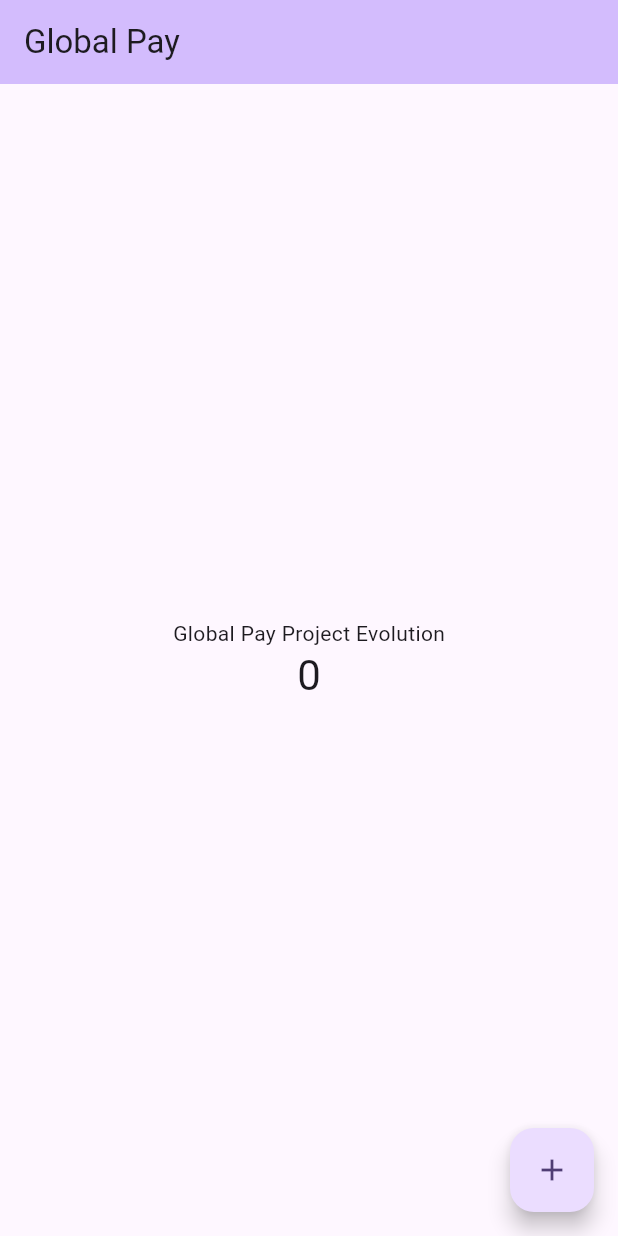
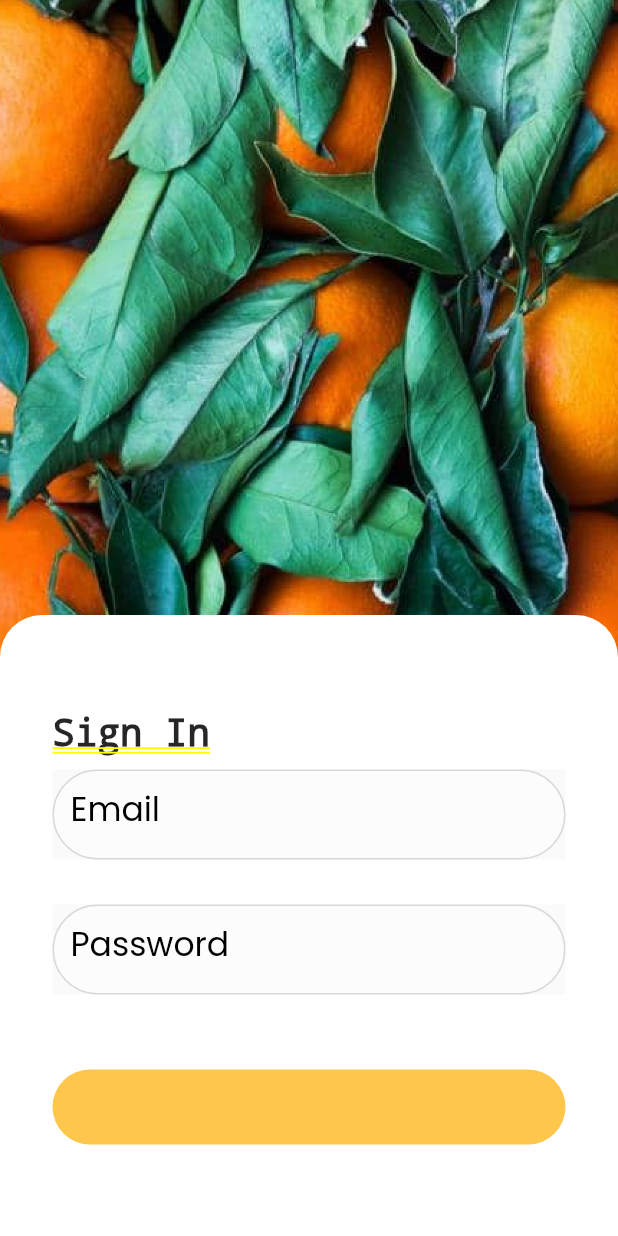
Before and after one commit to tizibienvenus/groceryapp, a Flutter app: the screen it shows after launch, on a phone screen of 412 x 824 dp. Run offline on Flutter 3.47's test engine with Material 2 defaults, Android fonts, the phone set to English and light mode, and no system bars; our stand-ins replace flutter_svg, google_fonts.

```diff
--- /dev/null
+++ b/lib/components/textfield.dart
@@ -0,0 +1,61 @@
+import 'package:flutter/material.dart';
+
+import '../constants.dart';
+
+
+// TextFiels zone de saisie de texte
+class SearchBox extends StatelessWidget {
+  const SearchBox({
+    Key? key,
+    //required this.onChanged,
+    required this.title,
+    this.controler,
+  }) : super(key: key);
+
+  //final ValueChanged onChanged;
+  final String title;
+  final TextEditingController? controler;
+
+  @override
+  Widget build(BuildContext context) {
+    return Material(
+      child: Container(
+        height: 60,
+        //margin: const EdgeInsets.all(kDefaultPadding),
+        //padding: const EdgeInsets.symmetric(
+          //horizontal: kDefaultPadding,
+         // vertical: kDefaultPadding / 4, // 5 top and bottom
+        //),
+        decoration: BoxDecoration(
+          color: Colors.white.withOpacity(0.4),
+          borderRadius: BorderRadius.circular(30),
+        ),
+        child: TextField(
+          //onChanged: onChanged,
+          style: TextStyle(
+              color: Colors.black.withOpacity(0.8),
+            fontSize: 22,
+            fontWeight: FontWeight.w400,
+          ),
+          decoration: InputDecoration(
+            enabledBorder:  OutlineInputBorder(
+              borderSide: const BorderSide(
+                color: Color(0xFFD9D9D9)
+              ),
+              borderRadius: BorderRadius.circular(30)
+
+            ),
+            focusedBorder: OutlineInputBorder(
+                borderSide: const BorderSide(
+                    color: Color(0xFFD9D9D9)
+                ),
+                borderRadius: BorderRadius.circular(30)
+            ),
+            hintText: title,
+            hintStyle: TextStyle(color: Colors.black),
+          ),
+        ),
+      ),
+    );
+  }
+}
--- /dev/null
+++ b/lib/constants.dart
@@ -0,0 +1,18 @@
+import 'package:flutter/material.dart';
+
+// list of colors that we use in our app
+const kBackgroundColor = Color(0xFFF1EFF1);
+const kPrimaryColor = Color(0xFFFFFFFF);
+const kMainColor = Color(0xfffec64b);
+const kTextColor = Color(0xFF000839);
+const kTextLightColor = Color(0xFF747474);
+const kBlueColor = Color(0xFF40BAD5);
+
+const kDefaultPadding = 20.0;
+
+// our default Shadow
+const kDefaultShadow = BoxShadow(
+  offset: Offset(0, 15),
+  blurRadius: 27,
+  color: Colors.black12, // Black color with 12% opacity
+);
--- a/lib/main.dart
+++ b/lib/main.dart
@@ -1,70 +1,28 @@
 import 'package:flutter/material.dart';
+import 'package:google_fonts/google_fonts.dart';
+import 'package:groceryapp/screens/sign_in/signin.dart';
+
+import 'constants.dart';
 
 void main() {
-  runApp(const MyApp());
+  runApp(MyApp());
 }
 
 class MyApp extends StatelessWidget {
-  const MyApp({super.key});
-
   // This widget is the root of your application.
   @override
   Widget build(BuildContext context) {
     return MaterialApp(
-      title: 'Flutter Demo',
+      debugShowCheckedModeBanner: false,
+      title: 'Furniture app',
       theme: ThemeData(
-
-        colorScheme: ColorScheme.fromSeed(seedColor: Colors.deepPurple),
-        useMaterial3: true,
+        // We set Poppins as our default font
+        textTheme: GoogleFonts.poppinsTextTheme(Theme.of(context).textTheme),
+        primaryColor: kPrimaryColor,
+        hintColor: kBackgroundColor,
+        visualDensity: VisualDensity.adaptivePlatformDensity,
       ),
-      home: const MyHomePage(title: 'Global Pay'),
+      home: SignInScreen(),
     );
   }
 }
-
-class MyHomePage extends StatefulWidget {
-  const MyHomePage({super.key, required this.title});
-  final String title;
-
-  @override
-  State<MyHomePage> createState() => _MyHomePageState();
-}
-
-class _MyHomePageState extends State<MyHomePage> {
-  int _counter = 0;
-
-  void _incrementCounter() {
-    setState(() {
-      _counter++;
-    });
-  }
-
-  @override
-  Widget build(BuildContext context) {
-    return Scaffold(
-      appBar: AppBar(
-        backgroundColor: Theme.of(context).colorScheme.inversePrimary,
-        title: Text(widget.title),
-      ),
-      body: Center(
-        child: Column(
-         mainAxisAlignment: MainAxisAlignment.center,
-          children: <Widget>[
-            const Text(
-              'Global Pay Project Evolution',
-            ),
-            Text(
-              '$_counter',
-              style: Theme.of(context).textTheme.headlineMedium,
-            ),
-          ],
-        ),
-      ),
-      floatingActionButton: FloatingActionButton(
-        onPressed: _incrementCounter,
-        tooltip: 'Increment',
-        child: const Icon(Icons.add),
-      ),
-    );
-  }
-}
--- /dev/null
+++ b/lib/screens/sign_in/signin.dart
@@ -0,0 +1,89 @@
+import 'package:flutter/material.dart';
+import 'package:flutter_svg/svg.dart';
+import 'package:groceryapp/constants.dart';
+import 'package:groceryapp/generated/assets.dart';
+
+import '../../components/textfield.dart';
+
+class SignInScreen extends StatelessWidget {
+  @override
+  Widget build(BuildContext context) {
+    return SafeArea(
+      //left: false,
+      //right: false,
+      //bottom: false,
+      top: false,
+        child: Stack(
+            children: [
+              Image.asset(Assets.imagesImg),
+              Positioned(
+                top: 410,
+                  child: Container(
+                    width: MediaQuery.of(context).size.width,
+                    height: MediaQuery.of(context).size.height,
+                      decoration: const BoxDecoration(
+                          borderRadius: BorderRadius.only(topLeft: Radius.circular(kDefaultPadding * 1.4), topRight: Radius.circular(kDefaultPadding * 1.4)),
+                          color: kPrimaryColor,
+                          //color: Colors.white
+                        ),
+                    child: Padding(
+                      padding: EdgeInsets.symmetric(horizontal: 35, vertical: 35),
+                      child: Column(
+                        crossAxisAlignment: CrossAxisAlignment.center,
+                        mainAxisAlignment: MainAxisAlignment.start,
+                        children: [
+                          Row(
+                            mainAxisAlignment: MainAxisAlignment.start,
+                            children: [
+                              Text(
+                                  "\nSign In",
+                                  style: TextStyle(
+                                    fontSize: 25,
+                                    fontWeight: FontWeight.bold,
+                                    color: Colors.black.withOpacity(0.85),
+                                  )
+                              )
+                            ],
+                          ),
+                          const SizedBox(height: 10,),
+                          const SearchBox(title: 'Email'),
+                          const SizedBox(height: 30,),
+                          const SearchBox(title: 'Password'),
+                          const SizedBox(height: 50,),
+                          Container(
+                            height: 50,
+                            decoration: BoxDecoration(
+                              color: kMainColor,
+                              borderRadius: BorderRadius.circular(30)
+                            ),
+                          )
+                        ],
+                      ),
+                    ),
+                  ),
+
+
+              ),
+            ],
+          ),
+       // ),
+
+      //), child: null,
+    );
+  }
+
+  AppBar buildAppBar() {
+    return AppBar(
+      backgroundColor: kPrimaryColor,
+      elevation: 0,
+      centerTitle: false,
+      title: Text('Dashboard'),
+      actions: <Widget>[
+        IconButton(
+          icon: SvgPicture.asset("assets/icons/notification.svg"),
+          onPressed: () {},
+        ),
+      ],
+    );
+  }
+}
```
Also changed, not shown: pubspec.yaml (+8 -30 lines), assets/images/img.png (added), assets/images/orange.png (added), lib/generated/assets.dart (added), lib/screens/details/details_product.dart (added), pubspec.lock, 2 other files.
